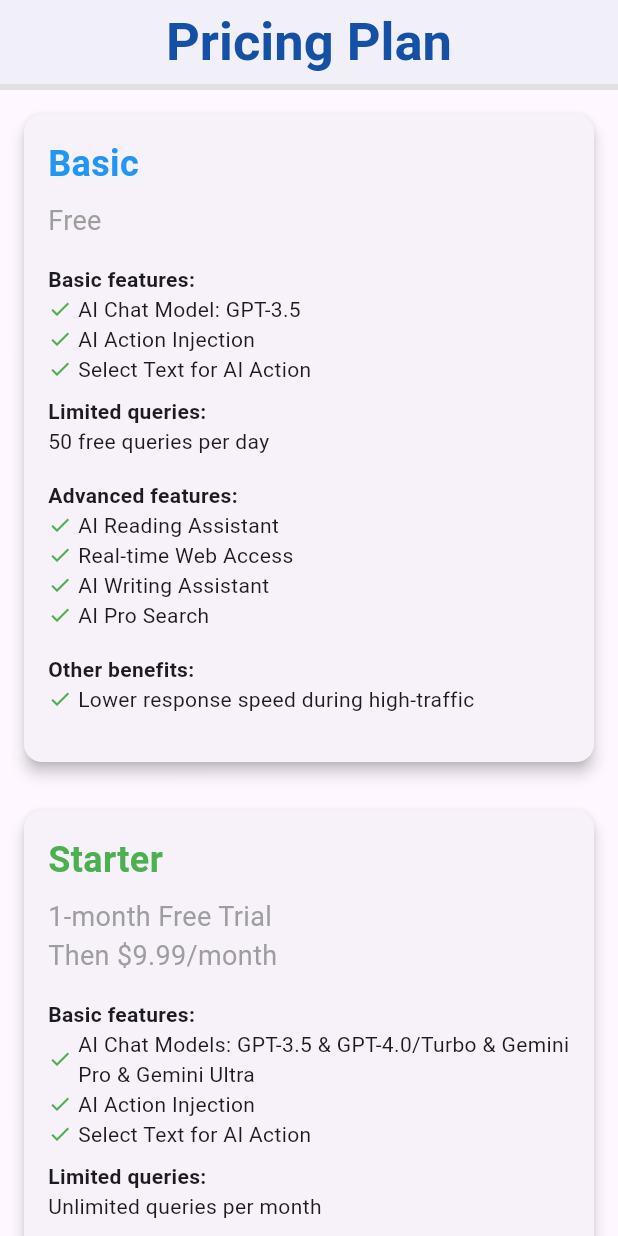
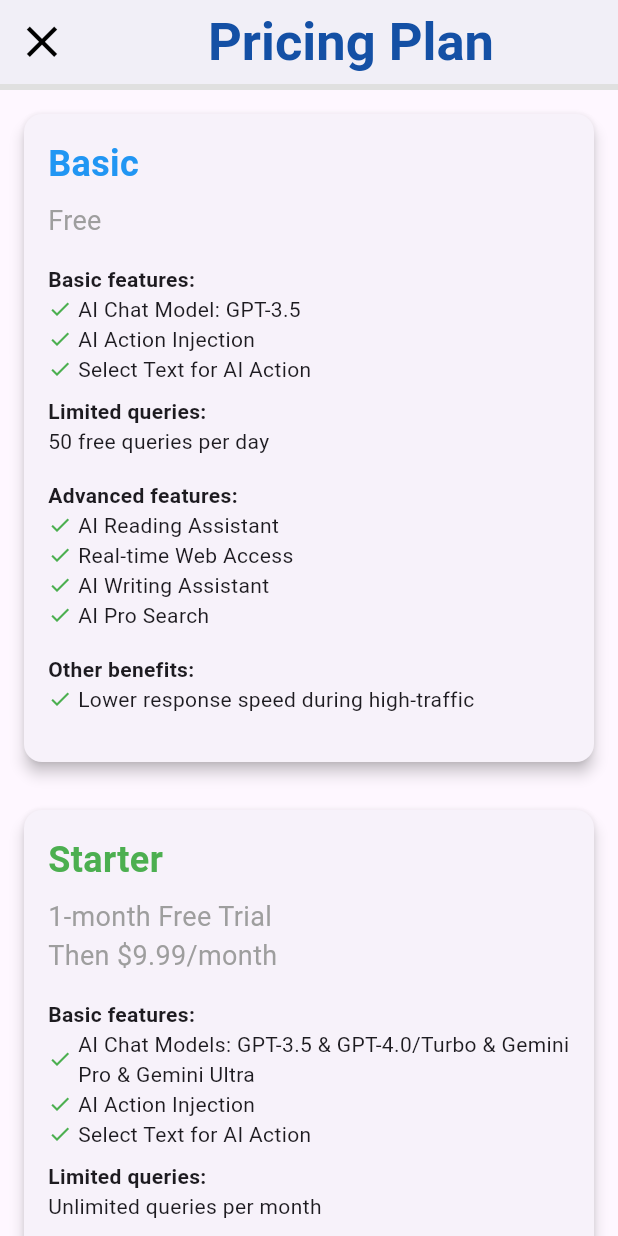
Before and after one commit to ginganotnigg/BoND_AI_Copilot, a Flutter app: the PricingScreen screen opened by its route, on a phone screen of 412 x 824 dp. Run offline on Flutter 3.47's test engine with Material 3 defaults, Android fonts, the phone set to English and light mode, and no system bars; our stand-ins replace go_router.

Commit message:
feat : add 'X' button for navigation to home

```diff
--- a/lib/ui/pricing_screen.dart
+++ b/lib/ui/pricing_screen.dart
@@ -1,5 +1,6 @@
 import 'package:bond/styles/styles.dart';
 import 'package:flutter/material.dart';
+import 'package:go_router/go_router.dart';
 
 class PricingScreen extends StatelessWidget {
   const PricingScreen({super.key});
@@ -8,8 +9,15 @@ class PricingScreen extends StatelessWidget {
   Widget build(BuildContext context) {
     return Scaffold(
       appBar: AppBar(
-        backgroundColor: Colors.white, // Màu nền của AppBar
-        elevation: 4.0, // Độ cao của bóng đổ
+        backgroundColor: Colors.white,
+        elevation: 4.0,
+        leading: IconButton(
+          icon: const Icon(Icons.close, color: Colors.black),
+          iconSize: 35.0,
+          onPressed: () {
+            context.go('/'); // Navigate back to home route
+          },
+        ),
         title: Center(
           child: Text(
             "Pricing Plan",
@@ -20,10 +28,11 @@ class PricingScreen extends StatelessWidget {
             ),
           ),
         ),
+        centerTitle: true,
         bottom: PreferredSize(
-          preferredSize: Size.fromHeight(4.0), // Thêm thanh phân cách
+          preferredSize: Size.fromHeight(4.0),
           child: Container(
-            color: Colors.grey.shade300, // Màu thanh phân cách
+            color: Colors.grey.shade300,
             height: 4.0,
           ),
         ),
```
Also changed, not shown: lib/ui/auth_screen.dart (+13 -1 lines).
